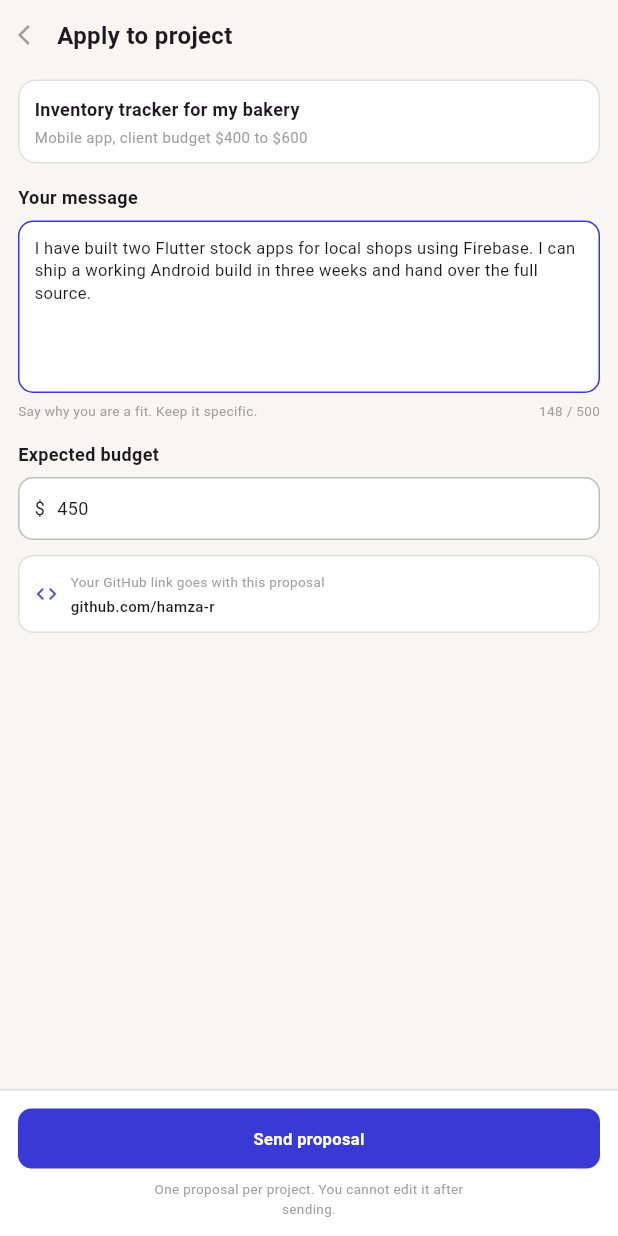
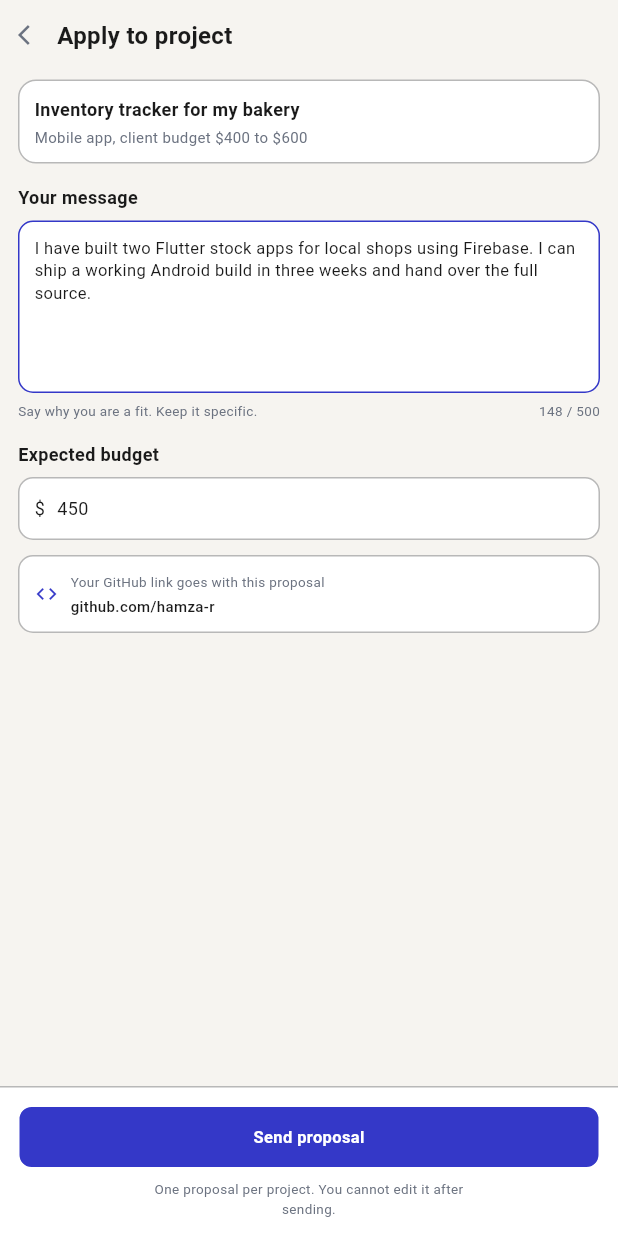
Before and after one commit to syed2waqas-sys/nexustech, a Flutter app: the ApplyProject screen opened directly, on a phone screen of 412 x 824 dp. Run offline on Flutter 3.47's test engine with Material 3 defaults, Android fonts, the phone set to English and light mode, and no system bars.

Commit message:
updated admin screens

```diff
--- a/lib/view/main_screens/developer/proposals/apply_with_proposal.dart
+++ b/lib/view/main_screens/developer/proposals/apply_with_proposal.dart
@@ -1,5 +1,6 @@
-
 import 'package:flutter/material.dart';
+import 'package:nexustech/utils/app_colors.dart';
+import 'package:nexustech/widgets/custom_button.dart';
 import 'package:nexustech/view/main_screens/developer/proposals/my_application.dart';
 
 class ApplyProject extends StatefulWidget {
@@ -10,30 +11,24 @@ class ApplyProject extends StatefulWidget {
 }
 
 class _ApplyProjectState extends State<ApplyProject> {
-
   @override
   Widget build(BuildContext context) {
     return Scaffold(
-      backgroundColor: Color(0xffF7F6F2),
-
+      backgroundColor: AppColors.backgroundColor,
       body: SafeArea(
         child: Column(
           children: [
-
             // Main Content
             Expanded(
               child: SingleChildScrollView(
                 child: Padding(
                   padding: EdgeInsets.all(12),
-
                   child: Column(
                     crossAxisAlignment: CrossAxisAlignment.start,
                     children: [
-
                       // App Bar
                       Row(
                         children: [
-
                           GestureDetector(
                             onTap: () {
                               Navigator.pop(context);
@@ -41,17 +36,16 @@ class _ApplyProjectState extends State<ApplyProject> {
                             child: Icon(
                               Icons.arrow_back_ios,
                               size: 16,
-                              color: Colors.grey,
+                              color: AppColors.greyColor,
                             ),
                           ),
-
                           SizedBox(width: 10),
-
                           Text(
                             "Apply to project",
                             style: TextStyle(
                               fontSize: 16,
                               fontWeight: FontWeight.bold,
+                              color: AppColors.textColor,
                             ),
                           ),
                         ],
@@ -63,34 +57,30 @@ class _ApplyProjectState extends State<ApplyProject> {
                       Container(
                         width: double.infinity,
                         padding: EdgeInsets.all(10),
-
                         decoration: BoxDecoration(
-                          color: Colors.white,
+                          color: AppColors.whiteColor,
                           borderRadius: BorderRadius.circular(12),
                           border: Border.all(
-                            color: Color(0xffE2E0DC),
+                            color: AppColors.borderColor,
                           ),
                         ),
-
                         child: Column(
                           crossAxisAlignment: CrossAxisAlignment.start,
                           children: [
-
                             Text(
                               "Inventory tracker for my bakery",
                               style: TextStyle(
                                 fontSize: 12,
                                 fontWeight: FontWeight.bold,
+                                color: AppColors.textColor,
                               ),
                             ),
-
                             SizedBox(height: 3),
-
                             Text(
                               "Mobile app, client budget \$400 to \$600",
                               style: TextStyle(
                                 fontSize: 10,
-                                color: Colors.grey,
+                                color: AppColors.greyColor,
                               ),
                             ),
                           ],
@@ -105,6 +95,7 @@ class _ApplyProjectState extends State<ApplyProject> {
                         style: TextStyle(
                           fontSize: 12,
                           fontWeight: FontWeight.bold,
+                          color: AppColors.textColor,
                         ),
                       ),
 
@@ -114,21 +105,20 @@ class _ApplyProjectState extends State<ApplyProject> {
                       Container(
                         height: 115,
                         padding: EdgeInsets.all(10),
-
                         decoration: BoxDecoration(
-                          color: Colors.white,
+                          color: AppColors.whiteColor,
                           borderRadius: BorderRadius.circular(10),
                           border: Border.all(
-                            color: Color(0xff3939DD),
+                            color: AppColors.primaryColor,
                           ),
                         ),
-
                         child: Text(
                           "I have built two Flutter stock apps for local shops using Firebase. "
                           "I can ship a working Android build in three weeks and hand over the full source.",
                           style: TextStyle(
                             fontSize: 11,
                             height: 1.4,
+                            color: AppColors.textColor,
                           ),
                         ),
                       ),
@@ -139,20 +129,18 @@ class _ApplyProjectState extends State<ApplyProject> {
                       Row(
                         mainAxisAlignment: MainAxisAlignment.spaceBetween,
                         children: [
-
                           Text(
                             "Say why you are a fit. Keep it specific.",
                             style: TextStyle(
                               fontSize: 9,
-                              color: Colors.grey,
+                              color: AppColors.greyColor,
                             ),
                           ),
-
                           Text(
                             "148 / 500",
                             style: TextStyle(
                               fontSize: 9,
-                              color: Colors.grey,
+                              color: AppColors.greyColor,
                             ),
                           ),
                         ],
@@ -166,6 +154,7 @@ class _ApplyProjectState extends State<ApplyProject> {
                         style: TextStyle(
                           fontSize: 12,
                           fontWeight: FontWeight.bold,
+                          color: AppColors.textColor,
                         ),
                       ),
 
@@ -175,28 +164,29 @@ class _ApplyProjectState extends State<ApplyProject> {
                       Container(
                         height: 42,
                         padding: EdgeInsets.symmetric(horizontal: 10),
-
                         decoration: BoxDecoration(
-                          color: Colors.white,
+                          color: AppColors.whiteColor,
                           borderRadius: BorderRadius.circular(10),
                           border: Border.all(
-                            color: Colors.grey.shade400,
+                            color: AppColors.borderColor,
                           ),
                         ),
-
                         child: Row(
                           children: [
-
                             Text(
                               "\$",
-                              style: TextStyle(fontSize: 12),
+                              style: TextStyle(
+                                fontSize: 12,
+                                color: AppColors.textColor,
+                              ),
                             ),
-
                             SizedBox(width: 8),
-
                             Text(
                               "450",
-                              style: TextStyle(fontSize: 12),
+                              style: TextStyle(
+                                fontSize: 12,
+                                color: AppColors.textColor,
+                              ),
                             ),
                           ],
                         ),
@@ -208,45 +198,38 @@ class _ApplyProjectState extends State<ApplyProject> {
                       Container(
                         width: double.infinity,
                         padding: EdgeInsets.all(10),
-
                         decoration: BoxDecoration(
-                          color: Colors.white,
+                          color: AppColors.whiteColor,
                           borderRadius: BorderRadius.circular(10),
                           border: Border.all(
-                            color: Color(0xffE2E0DC),
+                            color: AppColors.borderColor,
                           ),
                         ),
-
                         child: Row(
                           children: [
-
                             Icon(
                               Icons.code,
-                              color: Colors.indigo,
+                              color: AppColors.primaryColor,
                               size: 16,
                             ),
-
                             SizedBox(width: 8),
-
                             Column(
                               crossAxisAlignment: CrossAxisAlignment.start,
                               children: [
-
                                 Text(
                                   "Your GitHub link goes with this proposal",
                                   style: TextStyle(
                                     fontSize: 9,
-                                    color: Colors.grey,
+                                    color: AppColors.greyColor,
                                   ),
                                 ),
-
                                 SizedBox(height: 3),
-
                                 Text(
                                   "github.com/hamza-r",
                                   style: TextStyle(
                                     fontSize: 10,
                                     fontWeight: FontWeight.w500,
+                                    color: AppColors.textColor,
                                   ),
                                 ),
                               ],
@@ -264,22 +247,26 @@ class _ApplyProjectState extends State<ApplyProject> {
             Container(
               width: double.infinity,
               padding: EdgeInsets.all(12),
-
               decoration: BoxDecoration(
-                color: Colors.white,
+                color: AppColors.whiteColor,
                 border: Border(
                   top: BorderSide(
-                    color: Color(0xffE2E0DC),
+                    color: AppColors.borderColor,
                   ),
                 ),
               ),
-
               child: Column(
                 children: [
-
                   // Send Proposal Button
-                  GestureDetector(
-                    onTap: () {
+                  CustomButton(
+                    buttonColor: AppColors.primaryColor,
+                    buttonText: "Send proposal",
+                    textColor: AppColors.whiteColor,
+                    height: 42,
+                    borderRadius: 9,
+                    fontSize: 11,
+                    fontWeight: FontWeight.bold,
+                    onButtonTap: () {
                       Navigator.push(
                         context,
                         MaterialPageRoute(
@@ -287,27 +274,6 @@ class _ApplyProjectState extends State<ApplyProject> {
                         ),
                       );
                     },
-
-                    child: Container(
-                      width: double.infinity,
-                      padding: EdgeInsets.symmetric(vertical: 12),
-
-                      decoration: BoxDecoration(
-                        color: Color(0xff3939D5),
-                        borderRadius: BorderRadius.circular(9),
-                      ),
-
-                      child: Center(
-                        child: Text(
-                          "Send proposal",
-                          style: TextStyle(
-                            color: Colors.white,
-                            fontSize: 11,
-                            fontWeight: FontWeight.bold,
-                          ),
-                        ),
-                      ),
-                    ),
                   ),
 
                   SizedBox(height: 7),
@@ -317,7 +283,7 @@ class _ApplyProjectState extends State<ApplyProject> {
                     textAlign: TextAlign.center,
                     style: TextStyle(
                       fontSize: 9,
-                      color: Colors.grey,
+                      color: AppColors.greyColor,
                     ),
                   ),
                 ],
```
Also changed, not shown: lib/view/main_screens/admin/admin_dashboard/manage_projects.dart (+19 -24 lines), lib/view/main_screens/admin/admin_dashboard/manage_users.dart (+29 -36 lines), lib/view/main_screens/developer/projects/project_list_screen.dart (+31 -32 lines), lib/view/main_screens/developer/proposals/my_application.dart (+9 -9 lines), lib/view/main_screens/profile/dev_profile_screen.dart (+35 -18 lines).
